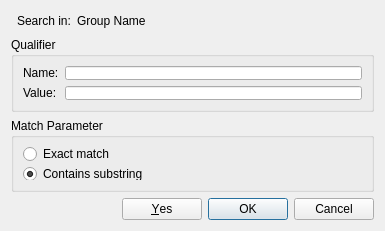
First picture: the form in src/corelibs/U2View/src/ov_sequence/ui/SearchQualifierDialog.ui, repository violethaze74/ugene, before the edit.
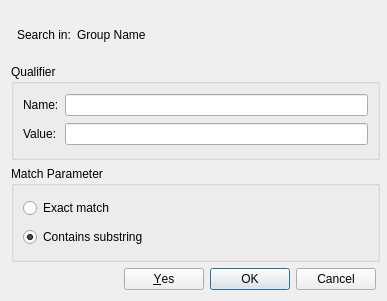
Second picture: the form after the edit.

Commit message: UGENE-3310 fix: layout fix

```diff
--- a/src/corelibs/U2View/src/ov_sequence/ui/SearchQualifierDialog.ui
+++ b/src/corelibs/U2View/src/ov_sequence/ui/SearchQualifierDialog.ui
@@ -6,14 +6,20 @@
    <rect>
     <x>0</x>
     <y>0</y>
-    <width>385</width>
-    <height>231</height>
+    <width>387</width>
+    <height>301</height>
    </rect>
   </property>
+  <property name="sizePolicy">
+   <sizepolicy hsizetype="Preferred" vsizetype="Fixed">
+    <horstretch>0</horstretch>
+    <verstretch>0</verstretch>
+   </sizepolicy>
+  </property>
   <property name="minimumSize">
    <size>
     <width>385</width>
-    <height>231</height>
+    <height>301</height>
    </size>
   </property>
   <property name="windowTitle">
@@ -22,6 +28,12 @@
   <layout class="QGridLayout" name="gridLayout">
    <item row="5" column="0" colspan="5">
     <widget class="QGroupBox" name="groupBox_2">
+     <property name="minimumSize">
+      <size>
+       <width>369</width>
+       <height>96</height>
+      </size>
+     </property>
      <property name="title">
       <string>Match Parameter</string>
      </property>
@@ -54,6 +66,12 @@
    </item>
    <item row="4" column="0" colspan="5">
     <widget class="QGroupBox" name="groupBox">
+     <property name="minimumSize">
+      <size>
+       <width>369</width>
+       <height>96</height>
+      </size>
+     </property>
      <property name="title">
       <string>Qualifier</string>
      </property>
@@ -101,7 +119,7 @@
      </property>
      <property name="sizeHint" stdset="0">
       <size>
-       <width>40</width>
+       <width>5</width>
        <height>20</height>
       </size>
      </property>
```
The commit also changes 1 other file.
